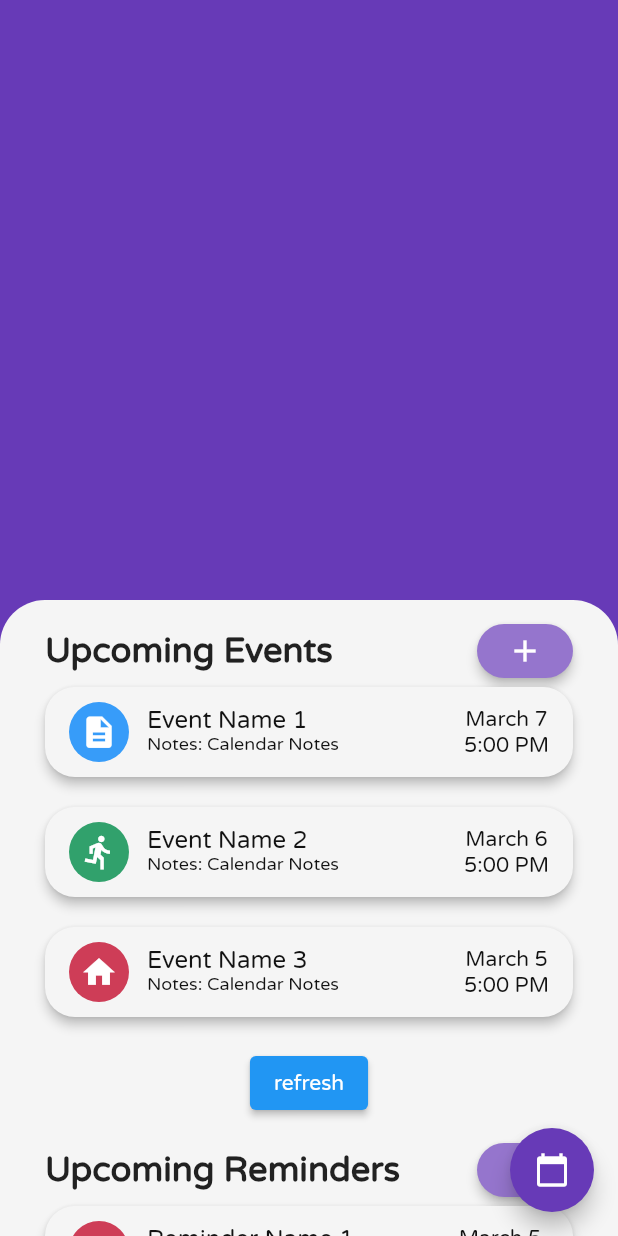
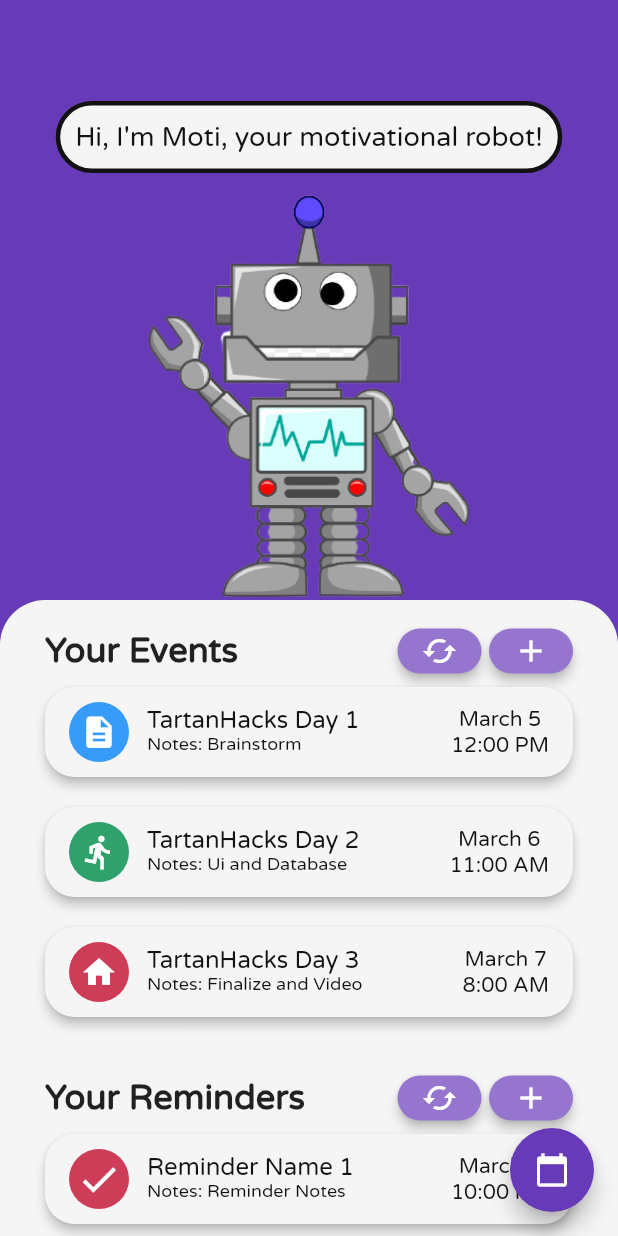
Before and after one commit to Peyton232/tartan_hacks, a Flutter app: the screen it shows after launch, on a phone screen of 412 x 824 dp. Run offline on Flutter 3.47's test engine with Material 2 defaults, Android fonts, the phone set to English and light mode, and no system bars; our stand-ins replace datetime_picker_formfield, firebase_database, simple_animations, stacked, supercharged, table_calendar; missing offline and left inert: particles_flutter, pedantic, smart_select; accounts and stored records are empty.

Commit message:
Got globals to event template page

```diff
--- a/lib/CustomWidgets/Categories/CategoriesContainer.dart
+++ b/lib/CustomWidgets/Categories/CategoriesContainer.dart
@@ -42,6 +42,7 @@ class _CategoriesContainerState extends State<CategoriesContainer> {
                     },
                     child: Icon(Icons.add),
                     style: ElevatedButton.styleFrom(
+                      minimumSize: Size(10, 30),
                       primary: Colors.deepPurple[300],
                       elevation: 3,
                       shape: RoundedRectangleBorder(
--- a/lib/CustomWidgets/Events/EventCard.dart
+++ b/lib/CustomWidgets/Events/EventCard.dart
@@ -26,6 +26,8 @@ class EventCard extends StatefulWidget {
 }
 
 class _EventCardState extends State<EventCard> {
+  bool selected = false;
+
   @override
   Widget build(BuildContext context) {
     return ElevatedButton(
@@ -37,21 +39,21 @@ class _EventCardState extends State<EventCard> {
         ),
       ),
       onPressed: () {
-        Navigator.push(
-          context,
-          MaterialPageRoute(
-            builder: (context) => EventTemplatePage(
-              //Navigate to subpage
-              eventName: widget.eventName,
-              eventNotes: widget.eventNotes,
-              eventDate: widget.eventDate,
-              eventTime: widget.eventTime,
-              categoryIcon: widget.categoryIcon,
-              categoryColor: widget.categoryColor,
-            ),
-          ),
-        );
-        //widget.buttonPressed();
+        // Navigator.push(
+        //   context,
+        //   MaterialPageRoute(
+        //     builder: (context) => EventTemplatePage(
+        //       //Navigate to subpage
+        //       eventName: widget.eventName,
+        //       eventNotes: widget.eventNotes,
+        //       eventDate: widget.eventDate,
+        //       eventTime: widget.eventTime,
+        //       categoryIcon: widget.categoryIcon,
+        //       categoryColor: widget.categoryColor,
+        //     ),
+        //   ),
+        // );
+        widget.buttonPressed();
       },
       child: Container(
         width: 330,
--- a/lib/CustomWidgets/Events/EventTemplatePage.dart
+++ b/lib/CustomWidgets/Events/EventTemplatePage.dart
@@ -16,7 +16,6 @@ class EventTemplatePage extends StatefulWidget {
     @required this.eventTime,
     @required this.categoryIcon,
     @required this.categoryColor,
-
   });
 
   @override
@@ -30,6 +29,13 @@ class _EventTemplatePageState extends State<EventTemplatePage> {
       appBar: AppBar(
         title: Text(widget.eventName),
       ),
+      body: Column(
+        children: <Widget>[
+          Text(widget.eventNotes),
+          Text(widget.eventDate),
+          Text(widget.eventTime),
+        ],
+      ),
     );
   }
 }
--- a/lib/CustomWidgets/Events/EventsContainer.dart
+++ b/lib/CustomWidgets/Events/EventsContainer.dart
@@ -25,10 +25,25 @@ class _UpcomingEventsState extends State<UpcomingEvents> {
               Expanded(
                 child: Container(
                   child: Text(
-                    "Upcoming Events",
+                    "Your Events",
                     style: kHeaderTextStyle,
                   ),
                 ),
+              ),
+              ElevatedButton(
+                style: ElevatedButton.styleFrom(
+                  minimumSize: Size(10, 30),
+                  primary: Colors.deepPurple[300],
+                  elevation: 3,
+                  shape: RoundedRectangleBorder(
+                    borderRadius: BorderRadius.circular(20.0),
+                  ),
+                ),
+                onPressed: () => setState(() => globals.counter++),
+                child: Icon(Icons.cached),
+              ),
+              SizedBox(
+                width: 5.0,
               ),
               ElevatedButton(
                 onPressed: () {
@@ -41,6 +56,7 @@ class _UpcomingEventsState extends State<UpcomingEvents> {
                 },
                 child: Icon(Icons.add),
                 style: ElevatedButton.styleFrom(
+                  minimumSize: Size(10, 30),
                   primary: Colors.deepPurple[300],
                   elevation: 3,
                   shape: RoundedRectangleBorder(
@@ -67,6 +83,22 @@ class _UpcomingEventsState extends State<UpcomingEvents> {
                 eventTime: globals.Events[index].eventTime,
                 categoryIcon: globals.Events[index].categoryIcon,
                 categoryColor: globals.Events[index].categoryColor,
+                buttonPressed: () {
+                  Navigator.push(
+                    context,
+                    MaterialPageRoute(
+                      builder: (context) => EventTemplatePage(
+                        //Navigate to subpage
+                        eventName: globals.Events[index].eventName,
+                        eventNotes: globals.Events[index].eventNotes,
+                        eventDate: globals.Events[index].eventDate,
+                        eventTime: globals.Events[index].eventTime,
+                        categoryIcon: globals.Events[index].categoryIcon,
+                        categoryColor: globals.Events[index].categoryColor,
+                      ),
+                    ),
+                  );
+                },
                 //setup subpage here
                 // paragraph: globals.Events[index].paragraph,
                 // stepsA: globals.Events[index].steps,
@@ -75,9 +107,17 @@ class _UpcomingEventsState extends State<UpcomingEvents> {
             );
           },
         ),
-        ElevatedButton(
-            onPressed: () => setState(() => globals.counter++),
-            child: Text("refresh")),
+        // ElevatedButton(
+        //   style: ElevatedButton.styleFrom(
+        //     primary: Colors.deepPurple[300],
+        //     elevation: 3,
+        //     shape: RoundedRectangleBorder(
+        //       borderRadius: BorderRadius.circular(20.0),
+        //     ),
+        //   ),
+        //   onPressed: () => setState(() => globals.counter++),
+        //   child: Icon(Icons.cached),
+        // ),
       ],
     );
   }
--- a/lib/CustomWidgets/Reminders/RemindersContainer.dart
+++ b/lib/CustomWidgets/Reminders/RemindersContainer.dart
@@ -26,10 +26,25 @@ class _UpcomingRemindersState extends State<UpcomingReminders> {
               Expanded(
                 child: Container(
                   child: Text(
-                    "Upcoming Reminders",
+                    "Your Reminders",
                     style: kHeaderTextStyle,
                   ),
                 ),
+              ),
+              ElevatedButton(
+                style: ElevatedButton.styleFrom(
+                  minimumSize: Size(10, 30),
+                  primary: Colors.deepPurple[300],
+                  elevation: 3,
+                  shape: RoundedRectangleBorder(
+                    borderRadius: BorderRadius.circular(20.0),
+                  ),
+                ),
+                onPressed: () => setState(() => globals.counter++),
+                child: Icon(Icons.cached),
+              ),
+              SizedBox(
+                width: 5.0,
               ),
               ElevatedButton(
                 onPressed: () {
@@ -42,6 +57,7 @@ class _UpcomingRemindersState extends State<UpcomingReminders> {
                 },
                 child: Icon(Icons.add),
                 style: ElevatedButton.styleFrom(
+                  minimumSize: Size(10, 30),
                   primary: Colors.deepPurple[300],
                   elevation: 3,
                   shape: RoundedRectangleBorder(
@@ -72,9 +88,6 @@ class _UpcomingRemindersState extends State<UpcomingReminders> {
             );
           },
         ),
-        ElevatedButton(
-            onPressed: () => setState(() => globals.counter++),
-            child: Text("refresh")),
       ],
     );
   }
--- a/lib/Data/globals.dart
+++ b/lib/Data/globals.dart
@@ -9,28 +9,29 @@ import 'package:tartan_hacks/Data/constants.dart';
 int counter = 0;
 
 //hardcoded a few starting ones
+//TODO; Show top 5
 List<EventCard> Events = [
   EventCard(
-    eventName: "Event Name 1",
-    eventNotes: "Calendar Notes",
-    eventDate: "March 7",
-    eventTime: "5:00 PM",
+    eventName: "TartanHacks Day 1",
+    eventNotes: "Brainstorm",
+    eventDate: "March 5",
+    eventTime: "12:00 PM",
     categoryIcon: Icons.description,
     categoryColor: kBlue,
   ),
   EventCard(
-    eventName: "Event Name 2",
-    eventNotes: "Calendar Notes",
+    eventName: "TartanHacks Day 2",
+    eventNotes: "Ui and Database",
     eventDate: "March 6",
-    eventTime: "5:00 PM",
+    eventTime: "11:00 AM",
     categoryIcon: Icons.directions_run,
     categoryColor: kGreen,
   ),
   EventCard(
-    eventName: "Event Name 3",
-    eventNotes: "Calendar Notes",
-    eventDate: "March 5",
-    eventTime: "5:00 PM",
+    eventName: "TartanHacks Day 3",
+    eventNotes: "Finalize and Video",
+    eventDate: "March 7",
+    eventTime: "8:00 AM",
     categoryIcon: Icons.home,
     categoryColor: kRed,
   )
--- a/lib/Pages/CalendarScreen.dart
+++ b/lib/Pages/CalendarScreen.dart
@@ -287,6 +287,7 @@ class _CalendarScreenState extends State<CalendarScreen>
       children: <Widget>[
         ElevatedButton(
           style: ElevatedButton.styleFrom(
+            minimumSize: Size(10, 30),
             primary: _selectedView == CalendarView.monthly
                 ? Colors.deepPurple[300]
                 : Colors.deepPurple[100],
@@ -312,6 +313,7 @@ class _CalendarScreenState extends State<CalendarScreen>
         ),
         ElevatedButton(
           style: ElevatedButton.styleFrom(
+            minimumSize: Size(10, 30),
             primary: _selectedView == CalendarView.biweekly
                 ? Colors.deepPurple[300]
                 : Colors.deepPurple[100],
@@ -337,6 +339,7 @@ class _CalendarScreenState extends State<CalendarScreen>
         ),
         ElevatedButton(
           style: ElevatedButton.styleFrom(
+            minimumSize: Size(10, 30),
             primary: _selectedView == CalendarView.weekly
                 ? Colors.deepPurple[300]
                 : Colors.deepPurple[100],
--- a/lib/Pages/WelcomeScreen.dart
+++ b/lib/Pages/WelcomeScreen.dart
@@ -16,16 +16,6 @@ class WelcomeScreen extends StatefulWidget {
 
 class _WelcomeScreenState extends State<WelcomeScreen> {
   @override
-  void initState() {
-    super.initState();
-  }
-
-  @override
-  void dispose() {
-    super.dispose();
-  }
-
-  @override
   Widget build(BuildContext context) {
     double screenHeight = MediaQuery.of(context).size.height;
     double screenWidth = MediaQuery.of(context).size.width;
@@ -39,42 +29,72 @@ class _WelcomeScreenState extends State<WelcomeScreen> {
         child: Icon(Icons.calendar_today),
       ),
       body: SingleChildScrollView(
-        child: Column(
+        child: Stack(children: <Widget>[
+          // Container(
+          //   child: Center(
+          //     child: CircularParticle(
+          //       awayRadius: 80,
+          //       numberOfParticles: 50,
+          //       speedOfParticles: 0.5,
+          //       height: screenHeight,
+          //       width: screenWidth,
+          //       onTapAnimation: true,
+          //       particleColor: Colors.deepPurple[400].withAlpha(150),
+          //       awayAnimationDuration: Duration(milliseconds: 600),
+          //       maxParticleSize: 15,
+          //       isRandSize: true,
+          //       isRandomColor: false, //If we want rainbow colors
+          //       randColorList: [
+          //         Colors.red.withAlpha(210),
+          //         Colors.white.withAlpha(210),
+          //         Colors.yellow.withAlpha(210),
+          //         Colors.green.withAlpha(210),
+          //         Colors.blue.withAlpha(210)
+          //       ],
+          //       awayAnimationCurve: Curves.easeInOutBack,
+          //       enableHover: true,
+          //       hoverColor: Colors.white,
+          //       hoverRadius: 90,
+          //       connectDots: true,
+          //     ),
+          //   ),
+          // ),
+          Column(
             crossAxisAlignment: CrossAxisAlignment.stretch,
             children: <Widget>[
               //TODO: Add animated background
               Container(
+                height: 400,
+                child: Column(
+                  mainAxisAlignment: MainAxisAlignment.end,
+                  children: <Widget>[
+                    Container(
                       decoration: BoxDecoration(
-                  //color: kDarkPurple,
+                        color: kOffWhite,
+                        borderRadius: BorderRadius.circular(30.0),
+                        border: Border.all(
+                          color: kSemiBlack,
+                          width: 3.0,
                         ),
-              height: 400,
-              // child: Center(
-              //   child: CircularParticle(
-              //     awayRadius: 80,
-              //     numberOfParticles: 50,
-              //     speedOfParticles: 0.5,
-              //     height: screenHeight,
-              //     width: screenWidth,
-              //     onTapAnimation: true,
-              //     particleColor: Colors.deepPurple[400].withAlpha(150),
-              //     awayAnimationDuration: Duration(milliseconds: 600),
-              //     maxParticleSize: 15,
-              //     isRandSize: true,
-              //     isRandomColor: false, //If we want rainbow colors
-              //     randColorList: [
-              //       Colors.red.withAlpha(210),
-              //       Colors.white.withAlpha(210),
-              //       Colors.yellow.withAlpha(210),
-              //       Colors.green.withAlpha(210),
-              //       Colors.blue.withAlpha(210)
-              //     ],
-              //     awayAnimationCurve: Curves.easeInOutBack,
-              //     enableHover: true,
-              //     hoverColor: Colors.white,
-              //     hoverRadius: 90,
-              //     connectDots: true,
-              //   ),
-              // ),
+                      ),
+                      margin: EdgeInsets.symmetric(
+                          vertical: 10.0, horizontal: 30.0),
+                      padding: EdgeInsets.all(10.0),
+                      child: Text(
+                        "Hi, I'm Moti, your motivational robot!",
+                        style: TextStyle(
+                          fontSize: 18.0,
+                          color: kSemiBlack,
+                        ),
+                        textAlign: TextAlign.center,
+                      ),
+                    ),
+                    Image.asset(
+                      "images/sampleRobot.png",
+                      fit: BoxFit.contain,
+                    ),
+                  ],
+                ),
               ),
               Container(
                 decoration: BoxDecoration(
@@ -107,6 +127,7 @@ class _WelcomeScreenState extends State<WelcomeScreen> {
               ),
             ],
           ),
+        ]),
       ),
     );
   }
--- a/pubspec.yaml
+++ b/pubspec.yaml
@@ -63,9 +63,8 @@ flutter:
   uses-material-design: true
 
   # To add assets to your application, add an assets section, like this:
-  # assets:
-  #   - images/a_dot_burr.jpeg
-  #   - images/a_dot_ham.jpeg
+  assets:
+    - images/sampleRobot.png
 
   # An image asset can refer to one or more resolution-specific "variants", see
   # https://flutter.dev/assets-and-images/#resolution-aware.
```
Also changed, not shown: images/sampleRobot.jpg (added), images/sampleRobot.png (added). Lines whose indentation alone changed are shown as unchanged.
